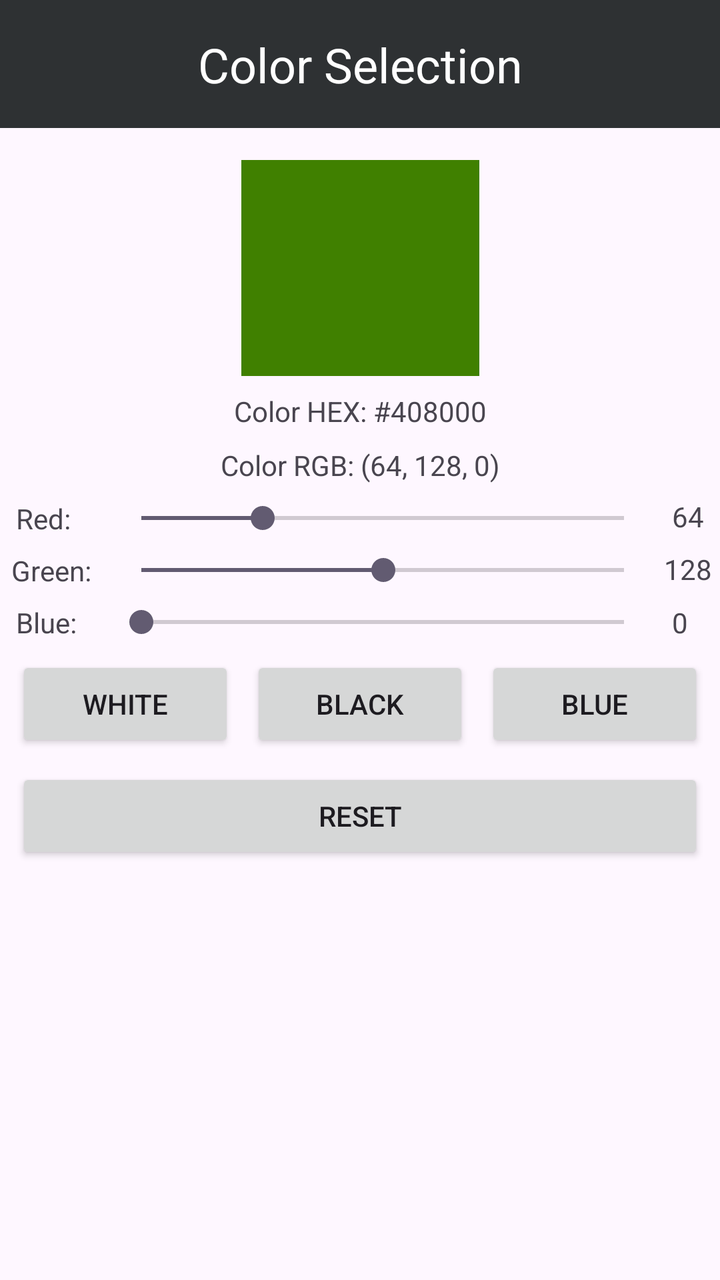
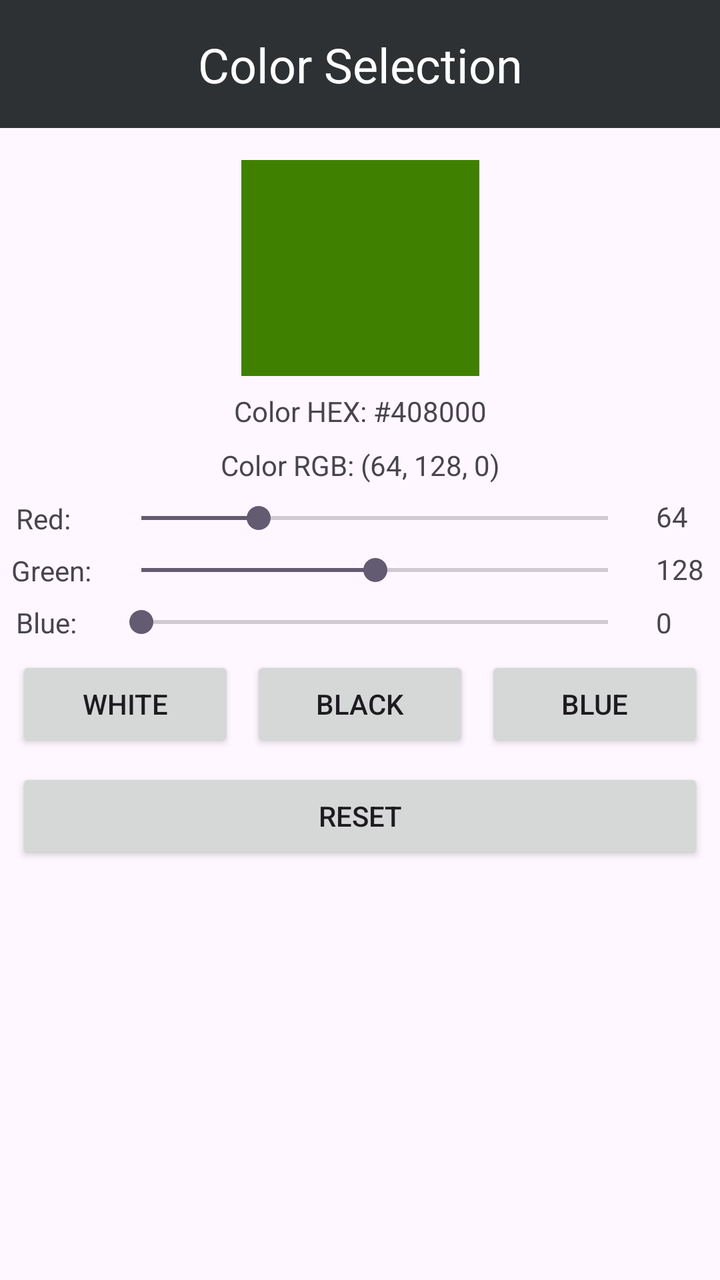

Compare the two renders of this Android layout. The source of the first and the diff that turns it into the second are given below.
<!-- AndroidManifest.xml: application theme Theme.Color_Selector -->
<!-- res/layout/activity_main.xml -->
<?xml version="1.0" encoding="utf-8"?>
<androidx.constraintlayout.widget.ConstraintLayout xmlns:android="http://schemas.android.com/apk/res/android"
    xmlns:app="http://schemas.android.com/apk/res-auto"
    xmlns:tools="http://schemas.android.com/tools"
    android:id="@+id/main"
    android:layout_width="match_parent"
    android:layout_height="match_parent"
    tools:context=".MainActivity">

    <androidx.appcompat.widget.Toolbar
        android:id="@+id/toolbar"
        android:layout_width="409dp"
        android:layout_height="64dp"
        android:background="@color/material_dynamic_neutral20"
        android:minHeight="?attr/actionBarSize"
        android:theme="?attr/actionBarTheme"
        app:layout_constraintEnd_toEndOf="parent"
        app:layout_constraintStart_toStartOf="parent"
        app:layout_constraintTop_toTopOf="parent" />

    <TextView
        android:id="@+id/textViewTitle"
        android:layout_width="wrap_content"
        android:layout_height="wrap_content"
        android:text="@string/titleV2"
        android:textColor="@color/white"
        android:textSize="24sp"
        app:layout_constraintBottom_toBottomOf="@+id/toolbar"
        app:layout_constraintEnd_toEndOf="@+id/toolbar"
        app:layout_constraintStart_toStartOf="@+id/toolbar"
        app:layout_constraintTop_toTopOf="parent" />

    <ImageView
        android:id="@+id/imageViewColor"
        android:layout_width="119dp"
        android:layout_height="108dp"
        android:layout_marginTop="16dp"
        android:background="@color/defaultColor"
        android:contentDescription="@string/colorDescription"
        app:layout_constraintEnd_toEndOf="parent"
        app:layout_constraintStart_toStartOf="parent"
        app:layout_constraintTop_toBottomOf="@+id/toolbar" />

    <TextView
        android:id="@+id/textViewHex"
        android:layout_width="wrap_content"
        android:layout_height="wrap_content"
        android:layout_marginTop="8dp"
        android:text="@string/hexDefault"
        app:layout_constraintEnd_toEndOf="parent"
        app:layout_constraintStart_toStartOf="parent"
        app:layout_constraintTop_toBottomOf="@+id/imageViewColor" />

    <TextView
        android:id="@+id/textViewRGB"
        android:layout_width="wrap_content"
        android:layout_height="wrap_content"
        android:layout_marginTop="8dp"
        android:text="@string/defaultRGB"
        app:layout_constraintEnd_toEndOf="parent"
        app:layout_constraintStart_toStartOf="parent"
        app:layout_constraintTop_toBottomOf="@+id/textViewHex" />

    <SeekBar
        android:id="@+id/seekBarRed"
        android:layout_width="0dp"
        android:layout_height="wrap_content"
        android:layout_marginStart="16dp"
        android:layout_marginTop="8dp"
        android:layout_marginEnd="24dp"
        android:max="255"
        android:progress="64"
        app:layout_constraintEnd_toEndOf="@+id/buttonBlue"
        app:layout_constraintStart_toEndOf="@+id/textViewRed"
        app:layout_constraintTop_toBottomOf="@+id/textViewRGB" />

    <TextView
        android:id="@+id/textViewR"
        android:layout_width="wrap_content"
        android:layout_height="wrap_content"
        android:layout_marginEnd="8dp"
        android:layout_marginBottom="2dp"
        android:text="@string/redDefault"
        app:layout_constraintBottom_toBottomOf="@+id/seekBarRed"
        app:layout_constraintEnd_toEndOf="parent"
        app:layout_constraintTop_toTopOf="@+id/seekBarRed" />

    <TextView
        android:id="@+id/textViewRed"
        android:layout_width="wrap_content"
        android:layout_height="wrap_content"
        android:layout_marginStart="8dp"
        android:text="@string/red"
        app:layout_constraintBottom_toBottomOf="@+id/seekBarRed"
        app:layout_constraintStart_toStartOf="parent"
        app:layout_constraintTop_toTopOf="@+id/seekBarRed" />

    <TextView
        android:id="@+id/textViewGreen"
        android:layout_width="wrap_content"
        android:layout_height="wrap_content"
        android:layout_marginEnd="8dp"
        android:text="@string/greenText"
        app:layout_constraintBottom_toBottomOf="@+id/seekBarGreen"
        app:layout_constraintEnd_toStartOf="@+id/seekBarGreen"
        app:layout_constraintStart_toStartOf="@+id/textViewRed"
        app:layout_constraintTop_toTopOf="@+id/seekBarGreen" />

    <TextView
        android:id="@+id/textViewG"
        android:layout_width="wrap_content"
        android:layout_height="wrap_content"
        android:layout_marginEnd="8dp"
        android:layout_marginBottom="1dp"
        android:text="@string/greenDefault"
        app:layout_constraintBottom_toBottomOf="@+id/seekBarGreen"
        app:layout_constraintEnd_toEndOf="parent"
        app:layout_constraintStart_toStartOf="@+id/textViewR"
        app:layout_constraintTop_toTopOf="@+id/seekBarGreen" />

    <SeekBar
        android:id="@+id/seekBarGreen"
        android:layout_width="0dp"
        android:layout_height="wrap_content"
        android:layout_marginTop="8dp"
        android:max="255"
        android:progress="128"
        app:layout_constraintEnd_toEndOf="@+id/seekBarRed"
        app:layout_constraintStart_toStartOf="@+id/seekBarRed"
        app:layout_constraintTop_toBottomOf="@+id/seekBarRed" />

    <TextView
        android:id="@+id/textViewBlue"
        android:layout_width="wrap_content"
        android:layout_height="wrap_content"
        android:text="@string/blue"
        app:layout_constraintBottom_toBottomOf="@+id/seekBarBlue"
        app:layout_constraintStart_toStartOf="@+id/textViewRed"
        app:layout_constraintTop_toTopOf="@+id/seekBarBlue" />

    <TextView
        android:id="@+id/textViewB"
        android:layout_width="wrap_content"
        android:layout_height="wrap_content"
        android:layout_marginEnd="8dp"
        android:text="@string/blueDefault"
        app:layout_constraintBottom_toBottomOf="@+id/seekBarBlue"
        app:layout_constraintEnd_toEndOf="parent"
        app:layout_constraintStart_toEndOf="@+id/seekBarBlue"
        app:layout_constraintTop_toTopOf="@+id/seekBarBlue" />

    <SeekBar
        android:id="@+id/seekBarBlue"
        android:layout_width="0dp"
        android:layout_height="wrap_content"
        android:layout_marginTop="8dp"
        android:max="255"
        android:progress="0"
        app:layout_constraintEnd_toEndOf="@+id/seekBarGreen"
        app:layout_constraintStart_toStartOf="@+id/seekBarRed"
        app:layout_constraintTop_toBottomOf="@+id/seekBarGreen" />

    <Button
        android:id="@+id/buttonWhite"
        android:layout_width="0dp"
        android:layout_height="wrap_content"
        android:layout_marginStart="8dp"
        android:layout_marginEnd="8dp"
        android:text="@string/white"
        app:layout_constraintBottom_toBottomOf="@+id/buttonBlack"
        app:layout_constraintEnd_toStartOf="@+id/buttonBlack"
        app:layout_constraintStart_toStartOf="parent"
        app:layout_constraintTop_toTopOf="@+id/buttonBlack" />

    <Button
        android:id="@+id/buttonBlack"
        android:layout_width="0dp"
        android:layout_height="wrap_content"
        android:layout_marginTop="8dp"
        android:layout_marginEnd="8dp"
        android:text="@string/black"
        app:layout_constraintEnd_toStartOf="@+id/buttonBlue"
        app:layout_constraintStart_toEndOf="@+id/buttonWhite"
        app:layout_constraintTop_toBottomOf="@+id/seekBarBlue" />

    <Button
        android:id="@+id/buttonBlue"
        android:layout_width="0dp"
        android:layout_height="wrap_content"
        android:layout_marginEnd="8dp"
        android:text="@string/buttonBlue"
        app:layout_constraintBottom_toBottomOf="@+id/buttonBlack"
        app:layout_constraintEnd_toEndOf="parent"
        app:layout_constraintStart_toEndOf="@+id/buttonBlack"
        app:layout_constraintTop_toTopOf="@+id/buttonBlack" />

    <Button
        android:id="@+id/buttonReset"
        android:layout_width="0dp"
        android:layout_height="wrap_content"
        android:layout_marginStart="8dp"
        android:layout_marginTop="8dp"
        android:layout_marginEnd="8dp"
        android:text="@string/buttonReset"
        app:layout_constraintEnd_toEndOf="parent"
        app:layout_constraintStart_toStartOf="parent"
        app:layout_constraintTop_toBottomOf="@+id/buttonBlack" />

</androidx.constraintlayout.widget.ConstraintLayout>
<!-- resources referenced by this layout -->
<resources>
  <color name="defaultColor">#408000</color>
  <color name="white">#FFFFFFFF</color>
  <string name="black">Black</string>
  <string name="blue">"Blue: "</string>
  <string name="blueDefault">0</string>
  <string name="buttonBlue">Blue</string>
  <string name="buttonReset">Reset</string>
  <string name="colorDescription">Users selected color</string>
  <string name="defaultRGB">Color RGB: (64, 128, 0)</string>
  <string name="greenDefault">128</string>
  <string name="greenText">"Green: "</string>
  <string name="hexDefault">Color HEX: #408000</string>
  <string name="red">"Red: "</string>
  <string name="redDefault">64</string>
  <string name="titleV2">Color Selection</string>
  <string name="white">White</string>
  <style name="Theme.Color_Selector" parent="Base.Theme.Color_Selector" />
  <style name="Base.Theme.Color_Selector" parent="Theme.Material3.DayNight.NoActionBar">
          
          <item name="colorPrimary">@color/material_dynamic_neutral20</item>
      </style>
</resources>

<!-- the commit's change to res/layout/activity_main.xml (unified diff, before → after) -->
@@ -67,7 +67,7 @@
         android:layout_height="wrap_content"
         android:layout_marginStart="16dp"
         android:layout_marginTop="8dp"
-        android:layout_marginEnd="24dp"
+        android:layout_marginEnd="32dp"
         android:max="255"
         android:progress="64"
         app:layout_constraintEnd_toEndOf="@+id/buttonBlue"
@@ -78,7 +78,7 @@
         android:id="@+id/textViewR"
         android:layout_width="wrap_content"
         android:layout_height="wrap_content"
-        android:layout_marginEnd="8dp"
+        android:layout_marginEnd="16dp"
         android:layout_marginBottom="2dp"
         android:text="@string/redDefault"
         app:layout_constraintBottom_toBottomOf="@+id/seekBarRed"
@@ -110,11 +110,9 @@
         android:id="@+id/textViewG"
         android:layout_width="wrap_content"
         android:layout_height="wrap_content"
-        android:layout_marginEnd="8dp"
         android:layout_marginBottom="1dp"
         android:text="@string/greenDefault"
         app:layout_constraintBottom_toBottomOf="@+id/seekBarGreen"
-        app:layout_constraintEnd_toEndOf="parent"
         app:layout_constraintStart_toStartOf="@+id/textViewR"
         app:layout_constraintTop_toTopOf="@+id/seekBarGreen" />
 
@@ -142,11 +140,9 @@
         android:id="@+id/textViewB"
         android:layout_width="wrap_content"
         android:layout_height="wrap_content"
-        android:layout_marginEnd="8dp"
         android:text="@string/blueDefault"
         app:layout_constraintBottom_toBottomOf="@+id/seekBarBlue"
-        app:layout_constraintEnd_toEndOf="parent"
-        app:layout_constraintStart_toEndOf="@+id/seekBarBlue"
+        app:layout_constraintStart_toStartOf="@+id/textViewG"
         app:layout_constraintTop_toTopOf="@+id/seekBarBlue" />
 
     <SeekBar
